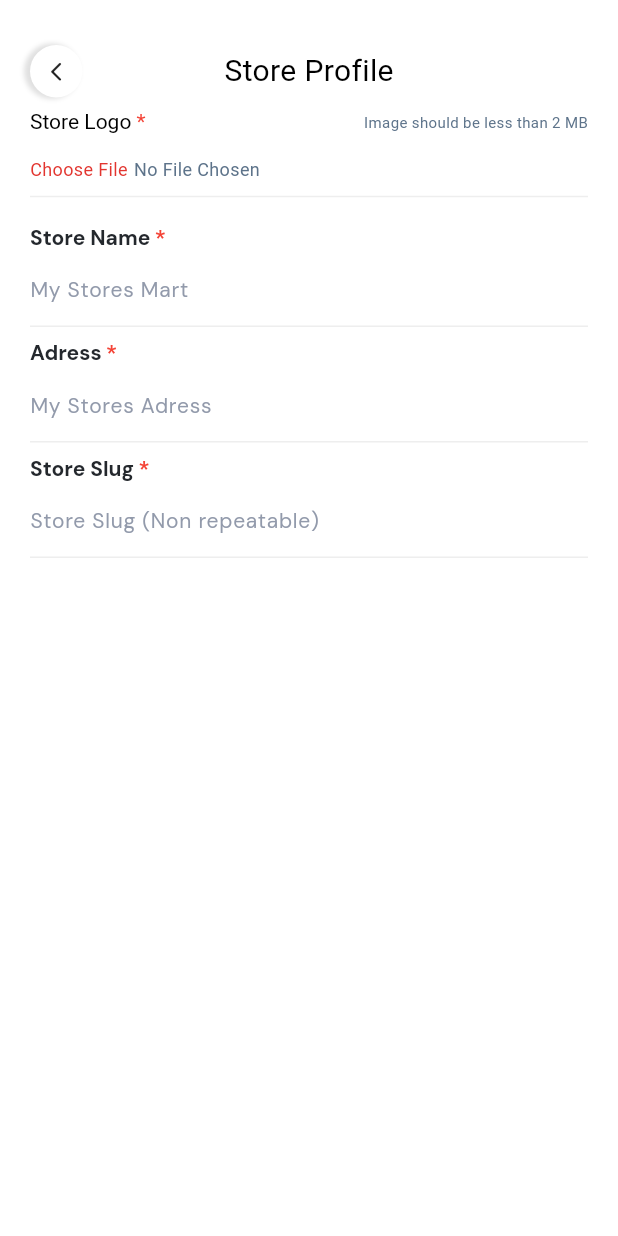
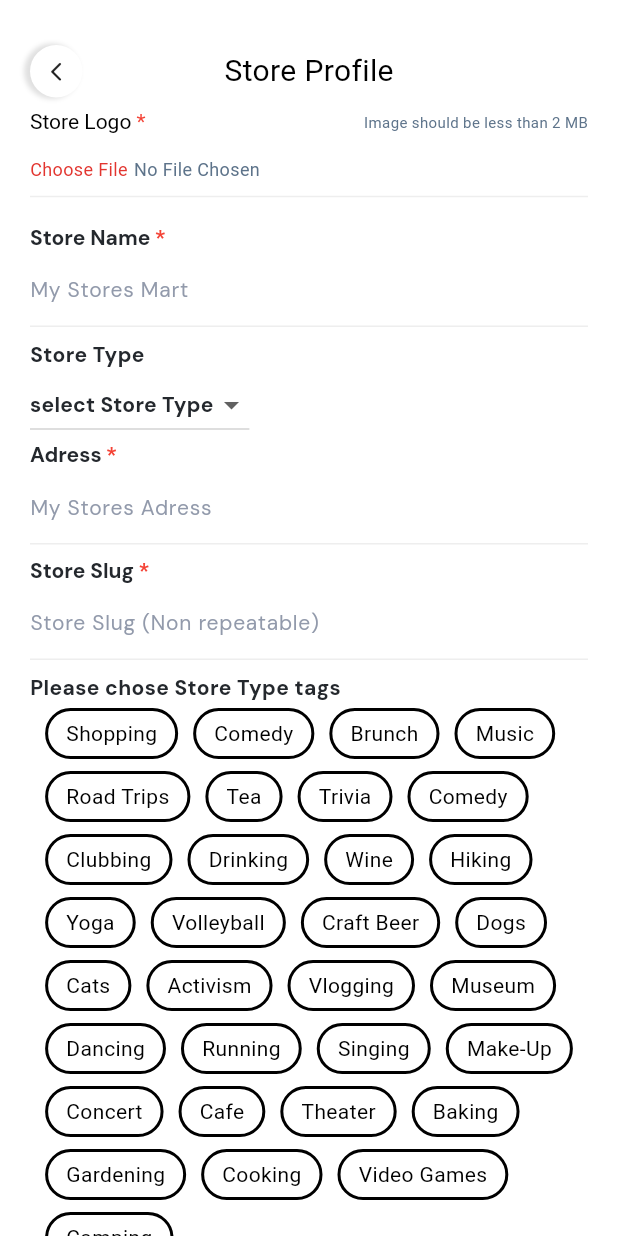
Before and after one commit to StrangerDeveloper/ismmart_vms, a Flutter app: the StoreView screen opened directly, on a phone screen of 412 x 824 dp. Run offline on Flutter 3.47's test engine with Material 3 defaults, Android fonts, the phone set to English and light mode, and no system bars; our stand-ins replace cached_network_image, country_code_picker, dropdown_search, firebase_core, fl_chart, flutter_image_compress and 8 more; accounts and stored records are empty; project files that could hold a hidden picture were left out.

Commit message:
store profile in Setting Complete

```diff
--- a/lib/main.dart
+++ b/lib/main.dart
@@ -5,6 +5,7 @@ import 'package:get/get.dart';
 import 'package:get_storage/get_storage.dart';
 import 'package:ismmart_vms/helper/routes.dart';
 import 'package:ismmart_vms/screens/login/login_view.dart';
+import 'package:ismmart_vms/screens/setting/settings_view.dart';
 import 'firebase_options.dart';
 
 Future<void> main() async {
@@ -35,7 +36,8 @@ class MyApp extends StatelessWidget {
         useMaterial3: true,
       ),
       //  home: SignUp3View(),
-      home: LogInView(),
+      home: SettingsView(),
+      //LogInView(),
       initialRoute: Routes.initRoute,
       getPages: Routes.pages,
     );
--- a/lib/screens/store/store_view.dart
+++ b/lib/screens/store/store_view.dart
@@ -1,8 +1,13 @@
+import 'package:flutter/cupertino.dart';
 import 'package:flutter/material.dart';
 import 'package:get/get.dart';
 import 'package:get/get_core/src/get_main.dart';
+import 'package:get_storage/get_storage.dart';
+import 'package:google_fonts/google_fonts.dart';
 import 'package:ismmart_vms/screens/store/store_viewmodel.dart';
+import 'package:ismmart_vms/widgets/custom_text.dart';
 import 'package:path/path.dart';
+import '../../helper/constants.dart';
 import '../../widgets/custom_button.dart';
 import '../../widgets/custom_textfield.dart';
 import '../../widgets/image_layout_container.dart';
@@ -10,6 +15,7 @@ import '../../widgets/pick_image.dart';
 
 class StoreView extends StatelessWidget {
   StoreView({super.key});
+
   final StoreViewModel viewModel = Get.put(StoreViewModel());
 
   @override
@@ -28,12 +34,14 @@ class StoreView extends StatelessWidget {
                         const EdgeInsets.only(top: 30, left: 20, right: 20),
                     child: Column(
                       crossAxisAlignment: CrossAxisAlignment.start,
-                      children: [
+                      children: <Widget>[
                         titleAndBackBtn(),
                         storeLogo(),
                         nameField(),
+                        storeTypeField(),
                         adressField(),
-                        slugField()
+                        slugField(),
+                        multipleSelectChip()
                       ],
                     ),
                   ),
@@ -62,7 +70,9 @@ class StoreView extends StatelessWidget {
               ),
             ),
           ),
-          CustomBackButton(onTap: () {}),
+          CustomBackButton(onTap: () {
+            Get.back();
+          }),
         ],
       ),
     );
@@ -78,6 +88,28 @@ class StoreView extends StatelessWidget {
       //   return Validator()
       //       .validateName(value, errorToPrompt: langKey.FirstNameReq.tr);
       // },
+    );
+  }
+
+  Widget storeTypeField() {
+    return Obx(
+      () => Column(children: [
+        Align(
+          alignment: Alignment.topLeft,
+          child: CustomText(
+            title: "Store Type",
+            size: 14,
+            textAlign: TextAlign.start,
+            style: GoogleFonts.dmSans(
+              fontSize: 14,
+              fontWeight: FontWeight.w700,
+              color: newColorDarkBlack2,
+            ),
+          ),
+        ),
+        Align(
+            alignment: Alignment.topLeft, child: viewModel.storeTypeDrowpDown())
+      ]),
     );
   }
 
@@ -123,4 +155,85 @@ class StoreView extends StatelessWidget {
       // },
     );
   }
+
+  //Multliple select chips
+  Widget multipleSelectChip() {
+    return Column(
+      children: [
+        Align(
+          alignment: Alignment.topLeft,
+          child: CustomText(
+            title: "Please chose Store Type tags",
+            size: 14,
+            textAlign: TextAlign.start,
+            style: GoogleFonts.dmSans(
+              fontSize: 14,
+              fontWeight: FontWeight.w700,
+              color: newColorDarkBlack2,
+            ),
+          ),
+        ),
+        Obx(
+          () => Wrap(
+            children: viewModel.hobbyList.value.map(
+              (hobby) {
+                if (viewModel.selectedHobby!.value.contains(hobby)) {
+                  print(
+                      "chip list  =====${viewModel.hobbyList}   ${viewModel.isSelected.value}");
+                } else {}
+                return GestureDetector(
+                  onTap: () {
+                    // viewModel.selectedHobby!.value.clear();
+                    if (viewModel.selectedHobby!.value.contains(hobby)) {
+                      viewModel.selectedHobby!.value!
+                          .removeWhere((element) => element == hobby);
+                      viewModel.selectedHobby?.refresh();
+                      print("selected hobby ===== $hobby ");
+                    } else {
+                      if (viewModel.selectedHobby!.value.length < 6) {
+                        viewModel.selectedHobby?.value.add(hobby);
+                        viewModel.selectedHobby?.refresh();
+                      }
+                    }
+                    print(
+                        "selected hobby ===== $hobby  ${viewModel.selectedHobby!.value}");
+                  },
+                  child: Obx(
+                    () => Container(
+                        margin:
+                            EdgeInsets.symmetric(horizontal: 5, vertical: 4),
+                        child: Container(
+                          padding:
+                              EdgeInsets.symmetric(vertical: 5, horizontal: 12),
+                          decoration: BoxDecoration(
+                              color:
+                                  viewModel.selectedHobby!.value.contains(hobby)
+                                      ? Colors.black
+                                      : Colors.white,
+                              borderRadius: BorderRadius.circular(18),
+                              border: Border.all(
+                                  color: viewModel.selectedHobby!.value
+                                          .contains(hobby)
+                                      ? Colors.yellow
+                                      : Colors.black,
+                                  width: 2)),
+                          child: Text(
+                            hobby,
+                            style: TextStyle(
+                                color: viewModel.selectedHobby!.value
+                                        .contains(hobby)
+                                    ? Colors.white
+                                    : Colors.black,
+                                fontSize: 14),
+                          ),
+                        )),
+                  ),
+                );
+              },
+            ).toList(),
+          ),
+        ),
+      ],
+    );
+  }
 }
--- a/lib/screens/store/store_viewmodel.dart
+++ b/lib/screens/store/store_viewmodel.dart
@@ -1,6 +1,9 @@
 import 'package:flutter/cupertino.dart';
+import 'package:flutter/material.dart';
 import 'package:get/get.dart';
+import 'package:google_fonts/google_fonts.dart';
 
+import '../../helper/constants.dart';
 import '../../widgets/pick_image.dart';
 
 class StoreViewModel extends GetxController {
@@ -21,4 +24,79 @@ class StoreViewModel extends GetxController {
       imageVisibilityVar.value = false;
     }
   }
+
+  //Store Type ========
+  RxList<String> storeTypes = [
+    'select Store Type',
+    'Accesaries,',
+    'Clothing',
+    'Shirts',
+    'Pents',
+    'Bags'
+  ].obs;
+  RxString selectedStoreType = 'select Store Type'.obs;
+  RxBool isChecked = false.obs;
+  DropdownButton storeTypeDrowpDown() {
+    return DropdownButton<String>(
+      value: selectedStoreType.value.isNotEmpty ? selectedStoreType.value : "",
+      items: storeTypes.map((String value) {
+        return DropdownMenuItem<String>(
+          value: value,
+          child: Text(
+            overflow: TextOverflow.ellipsis,
+            value,
+            style: GoogleFonts.dmSans(
+              fontSize: 14,
+              fontWeight: FontWeight.w700,
+              color: newColorDarkBlack2,
+            ),
+          ),
+        );
+      }).toList(),
+      onChanged: (String? val) {
+        selectedStoreType.value = val ?? "";
+        print(
+            "selected selected Store Type====> $val  === ${selectedStoreType.value}");
+      },
+    );
+  }
+
+  //Multiple select
+  RxList<String> hobbyList = [
+    'Shopping',
+    'Comedy',
+    'Brunch',
+    'Music',
+    'Road Trips',
+    'Tea',
+    'Trivia',
+    'Comedy',
+    'Clubbing',
+    'Drinking',
+    'Wine',
+    'Hiking',
+    'Yoga',
+    'Volleyball',
+    'Craft Beer',
+    'Dogs',
+    'Cats',
+    'Activism',
+    'Vlogging',
+    'Museum',
+    'Dancing',
+    'Running',
+    'Singing',
+    'Make-Up',
+    'Concert',
+    'Cafe',
+    'Theater',
+    'Baking',
+    'Gardening',
+    'Cooking',
+    'Video Games',
+    'Camping'
+  ].obs;
+
+  RxList<String>? selectedHobby = [''].obs;
+  RxBool isSelected = false.obs;
 }
--- a/lib/widgets/custom_text.dart
+++ b/lib/widgets/custom_text.dart
@@ -27,6 +27,7 @@ class CustomText extends StatelessWidget {
       overflow: TextOverflow.ellipsis,
       maxLines: maxLines,
       textAlign: textAlign ?? TextAlign.start,
+      style: style,
     );
   }
 }
```
